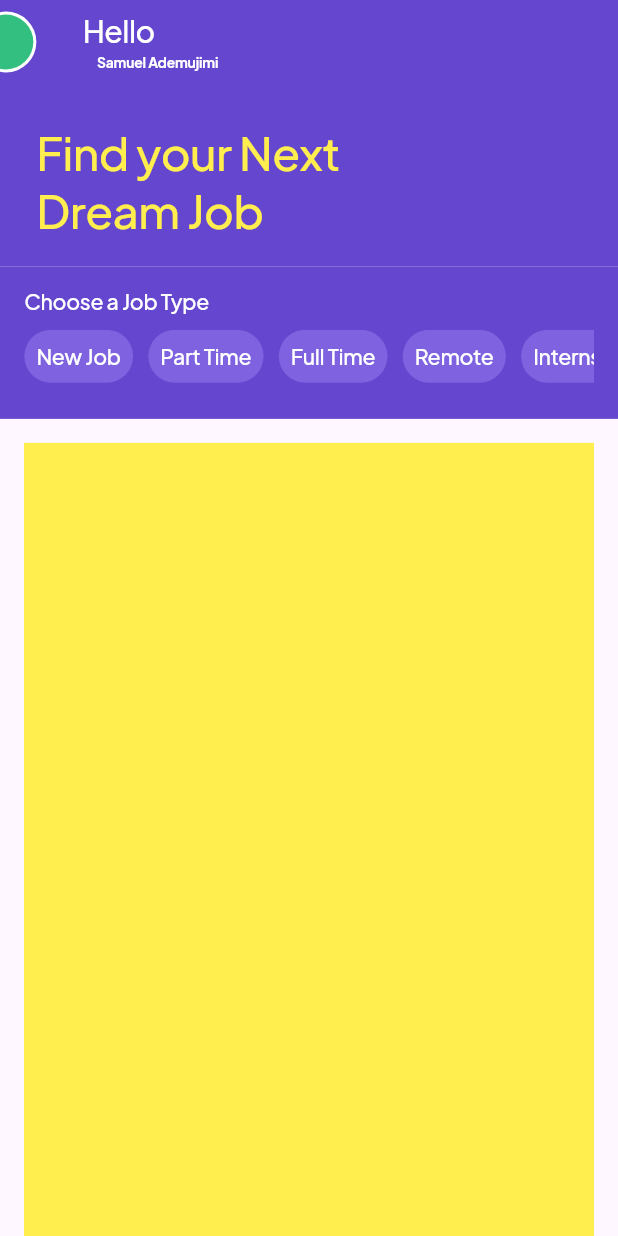
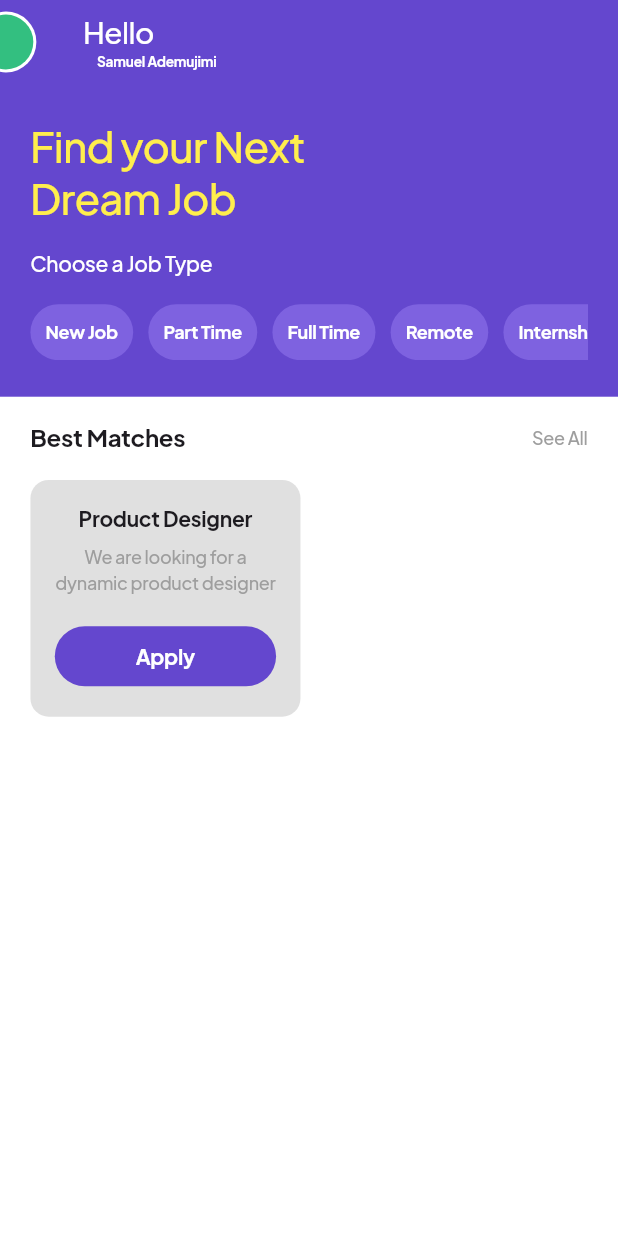
Before and after one commit to sam-shot/sharp_work, a Flutter app: the AuthView screen opened by its route, after a tap on "Login", on a phone screen of 412 x 824 dp. Run offline on Flutter 3.47's test engine with Material 3 defaults, Android fonts, the phone set to English and light mode, and no system bars; our stand-ins replace auto_route, flutter_screenutil, flutter_svg, gap, get_it, hooks_riverpod and 1 more.

Commit message:
updated home view

```diff
--- a/lib/ui/shared/components/buttons.dart
+++ b/lib/ui/shared/components/buttons.dart
@@ -8,6 +8,8 @@ class PrimaryButton extends StatelessWidget {
   final VoidCallback? onTap;
   final bool disabled;
   final bool loading;
+  final BorderRadius? borderRadius;
+  final double? height;
 
   const PrimaryButton({
     super.key,
@@ -15,6 +17,8 @@ class PrimaryButton extends StatelessWidget {
     this.color,
     required this.label,
     this.onTap,
+    this.borderRadius,
+    this.height,
     this.disabled = false,
     this.loading = false,
   });
@@ -25,12 +29,12 @@ class PrimaryButton extends StatelessWidget {
       color: color ?? context.primaryColor,
       minWidth: double.infinity,
       disabledColor: context.grey,
-      height: 52,
+      height: height ?? 52,
       elevation: 0,
       highlightElevation: 0,
       hoverElevation: 0,
       shape: RoundedRectangleBorder(
-        borderRadius: SharpBorderRadius.radius10,
+        borderRadius: borderRadius ?? SharpBorderRadius.radius10,
       ),
       child: loading
           ? SizedBox(
@@ -43,7 +47,8 @@ class PrimaryButton extends StatelessWidget {
             )
           : Text(
               label,
-              style: context.titleSmall.copyWith(
+              style: context.labelMedium.copyWith(
+                fontWeight: FontWeight.w700,
                 color: disabled
                     ? context.black.withAlpha(150)
                     : (textColor ?? context.white),
--- a/lib/ui/theme/theme.dart
+++ b/lib/ui/theme/theme.dart
@@ -1,59 +1,60 @@
 import 'package:flutter/material.dart';
-import 'package:flutter_screenutil/flutter_screenutil.dart';
+import 'package:sharp_work/ui/ui.dart';
 
 class SharpTheme {
   static ThemeData lightTheme = ThemeData(
     fontFamily: 'Jakarta',
+    scaffoldBackgroundColor: SharpColors.white,
     textTheme: TextTheme(
       headlineLarge: sharpTextStyle.copyWith(
-        fontSize: 28.r,
+        fontSize: 28,
         fontWeight: FontWeight.w700,
         letterSpacing: -0.5,
       ),
       headlineMedium: sharpTextStyle.copyWith(
-        fontSize: 28.r,
+        fontSize: 28,
         fontWeight: FontWeight.w500,
         letterSpacing: -0.5,
       ),
       headlineSmall: sharpTextStyle.copyWith(
-        fontSize: 26.r,
+        fontSize: 26,
         fontWeight: FontWeight.w300,
         letterSpacing: -0.5,
       ),
       titleLarge: sharpTextStyle.copyWith(
-        fontSize: 20.r,
+        fontSize: 20,
         fontWeight: FontWeight.w700,
       ),
       titleMedium: sharpTextStyle.copyWith(
-        fontSize: 18.r,
+        fontSize: 18,
         fontWeight: FontWeight.w700,
       ),
       titleSmall: sharpTextStyle.copyWith(
-        fontSize: 16.r,
+        fontSize: 16,
         fontWeight: FontWeight.w700,
       ),
       bodyLarge: sharpTextStyle.copyWith(
-        fontSize: 16.r,
+        fontSize: 16,
         fontWeight: FontWeight.w300,
       ),
       bodyMedium: sharpTextStyle.copyWith(
-        fontSize: 14.r,
+        fontSize: 14,
         fontWeight: FontWeight.w300,
       ),
       bodySmall: sharpTextStyle.copyWith(
-        fontSize: 12.r,
+        fontSize: 12,
         fontWeight: FontWeight.w300,
       ),
       labelLarge: sharpTextStyle.copyWith(
-        fontSize: 16.r,
+        fontSize: 16,
         fontWeight: FontWeight.w500,
       ),
       labelMedium: sharpTextStyle.copyWith(
-        fontSize: 14.r,
+        fontSize: 14,
         fontWeight: FontWeight.w500,
       ),
       labelSmall: sharpTextStyle.copyWith(
-        fontSize: 12.r,
+        fontSize: 12,
         fontWeight: FontWeight.w500,
       ),
     ),
@@ -61,7 +62,7 @@ class SharpTheme {
 }
 
 final TextStyle sharpTextStyle = TextStyle(
-  fontSize: 16.r,
+  fontSize: 16,
   fontWeight: FontWeight.w500,
   letterSpacing: -0.2,
 );
--- a/lib/ui/views/home/home_view.dart
+++ b/lib/ui/views/home/home_view.dart
@@ -1,13 +1,10 @@
 import 'package:auto_route/annotations.dart';
 import 'package:flutter/material.dart';
-import 'package:flutter_screenutil/flutter_screenutil.dart';
 import 'package:hooks_riverpod/hooks_riverpod.dart';
 import 'package:sharp_work/ui/ui.dart';
 import 'package:sharp_work/ui/views/home/home_viewmodel.dart';
 
-part 'widgets/first_appbar.dart';
-part 'widgets/second_appbar.dart';
-part 'widgets/third_appbar.dart';
+part 'widgets/home_header.dart';
 
 @RoutePage()
 class HomeView extends ConsumerWidget {
@@ -17,20 +14,130 @@ class HomeView extends ConsumerWidget {
   Widget build(BuildContext context, WidgetRef ref) {
     final model = ref.watch(homeProvider);
     return Scaffold(
-      body: CustomScrollView(
-        slivers: [
-          FirstAppBar(),
-          SecondAppBar(),
-          ThirdAppBar(),
-          SliverToBoxAdapter(
-            child: Padding(
-              padding: const EdgeInsets.all(16),
-              child: Container(
-                height: 1500,
-                color: context.yellow,
-              ),
+      appBar: AppBar(
+        backgroundColor: context.primaryColor,
+        automaticallyImplyLeading: false,
+        leadingWidth: 0,
+        title: Row(
+          children: [
+            TweenAnimationBuilder(
+              duration: const Duration(milliseconds: 1200),
+              curve: Curves.easeInExpo,
+              tween: Tween(begin: 2.5, end: 1.0),
+              builder: (context, value, child) {
+                return Row(
+                  children: [
+                    Transform.translate(
+                      offset: Offset(50 * (-(value) + 1), 0),
+                      child: CircleAvatar(
+                        radius: SharpDimensions.size20,
+                        backgroundColor: context.white,
+                        child: Padding(
+                          padding: SharpPadding.padding2,
+                          child: Container(
+                            decoration: BoxDecoration(
+                              color: context.teal,
+                              shape: BoxShape.circle,
+                            ),
+                          ),
+                        ),
+                      ),
+                    ),
+                    SharpSpacing.medium,
+                    Column(
+                      crossAxisAlignment: CrossAxisAlignment.start,
+                      children: [
+                        Transform.scale(
+                          alignment: Alignment.topCenter,
+                          scale: value,
+                          child: Text(
+                            'Hello',
+                            style: context.labelSmall.copyWith(
+                              color: context.white,
+                            ),
+                          ),
+                        ),
+                        Transform.scale(
+                          alignment: Alignment.bottomLeft,
+                          scale: 2 * (2.5 - value) / 3,
+                          child: Text(
+                            'Samuel Ademujimi',
+                            style: context.titleSmall.copyWith(
+                              color: context.white,
+                            ),
+                          ),
+                        ),
+                      ],
+                    ),
+                  ],
+                );
+              },
             ),
-          ),
+          ],
+        ),
+      ),
+      body: Column(
+        crossAxisAlignment: CrossAxisAlignment.start,
+        children: [
+          HomeHeader(model: model),
+          SharpSpacing.normal,
+          Padding(
+            padding: SharpPadding.horizontalPadding20,
+            child: Column(
+              crossAxisAlignment: CrossAxisAlignment.start,
+              children: [
+                Row(
+                  mainAxisAlignment: MainAxisAlignment.spaceBetween,
+                  children: [
+                    Text(
+                      'Best Matches',
+                      style: context.titleSmall,
+                    ),
+                    Text(
+                      'See All',
+                      style: context.labelSmall.copyWith(
+                        color: context.grey,
+                      ),
+                    ),
+                  ],
+                ),
+                SharpSpacing.normal,
+                Container(
+                  decoration: BoxDecoration(
+                    color: context.lightGrey,
+                    borderRadius: SharpBorderRadius.radius12,
+                  ),
+                  width: 180,
+                  padding: SharpPadding.padding16,
+                  child: Column(
+                    children: [
+                      Text(
+                        'Product Designer',
+                        style: context.labelMedium.copyWith(
+                          fontWeight: FontWeight.bold,
+                        ),
+                      ),
+                      SharpSpacing.medium,
+                      Text(
+                        'We are looking for a dynamic product designer',
+                        style: context.labelSmall.copyWith(
+                          color: context.grey,
+                        ),
+                        textAlign: TextAlign.center,
+                      ),
+                      SharpSpacing.normal,
+                      PrimaryButton(
+                        label: 'Apply',
+                        borderRadius: SharpBorderRadius.radius32,
+                        height: 40,
+                        onTap: () {},
+                      ),
+                    ],
+                  ),
+                )
+              ],
+            ),
+          )
         ],
       ),
     );
--- a/lib/ui/views/home/widgets/first_appbar.dart
+++ /dev/null
@@ -1,76 +0,0 @@
-part of '../home_view.dart';
-
-class FirstAppBar extends StatelessWidget {
-  const FirstAppBar({
-    super.key,
-  });
-
-  @override
-  Widget build(BuildContext context) {
-    return SliverAppBar(
-      backgroundColor: context.primaryColor,
-      automaticallyImplyLeading: false,
-      pinned: true,
-      floating: false,
-      leadingWidth: 0,
-      title: Row(
-        children: [
-          TweenAnimationBuilder(
-            duration: const Duration(milliseconds: 1200),
-            curve: Curves.easeInExpo,
-            tween: Tween(begin: 2.5, end: 1.0),
-            builder: (context, value, child) {
-              return Row(
-                children: [
-                  Transform.translate(
-                    offset: Offset(50 * (-(value) + 1), 0),
-                    child: CircleAvatar(
-                      radius: SharpDimensions.size20,
-                      backgroundColor: context.white,
-                      child: Padding(
-                        padding: SharpPadding.padding2,
-                        child: Container(
-                          decoration: BoxDecoration(
-                            color: context.teal,
-                            shape: BoxShape.circle,
-                          ),
-                        ),
-                      ),
-                    ),
-                  ),
-                  SharpSpacing.medium,
-                  Column(
-                    crossAxisAlignment: CrossAxisAlignment.start,
-                    children: [
-                      Transform.scale(
-                        alignment: Alignment.topCenter,
-                        scale: value,
-                        child: Text(
-                          'Hello',
-                          style: context.labelSmall.copyWith(
-                            color: context.white,
-                          ),
-                        ),
-                      ),
-                      Transform.scale(
-                        alignment: Alignment.bottomLeft,
-                        scale: 2 * (2.5 - value) / 3,
-                        child: Text(
-                          'Samuel Ademujimi',
-                          style: context.titleSmall.copyWith(
-                            color: context.white,
-                          ),
-                        ),
-                      ),
-                    ],
-                  ),
-                ],
-              );
-            },
-          ),
-        ],
-      ),
-
-    );
-  }
-}
--- /dev/null
+++ b/lib/ui/views/home/widgets/home_header.dart
@@ -0,0 +1,69 @@
+part of '../home_view.dart';
+
+class HomeHeader extends StatelessWidget {
+  const HomeHeader({
+    super.key,
+    required this.model,
+  });
+
+  final HomeViewModel model;
+
+  @override
+  Widget build(BuildContext context) {
+    return Container(
+      decoration: BoxDecoration(
+        color: context.primaryColor,
+      ),
+      width: double.infinity,
+      padding: SharpPadding.horizontalPadding20,
+      child: Column(
+        crossAxisAlignment: CrossAxisAlignment.start,
+        children: [
+          SharpSpacing.large,
+          Text(
+            'Find your Next\nDream Job',
+            style: context.headlineLarge.copyWith(
+              fontWeight: FontWeight.w500,
+              color: context.yellow,
+            ),
+          ),
+          SharpSpacing.normal,
+          Text(
+            'Choose a Job Type',
+            style: context.bodyMedium.copyWith(
+              color: context.white,
+              // fontSize: 10.r,
+            ),
+          ),
+          SharpSpacing.normal,
+          SingleChildScrollView(
+            scrollDirection: Axis.horizontal,
+            child: Row(
+              children: [
+                for (final type in model.jobTypes)
+                  Container(
+                    decoration: BoxDecoration(
+                      color: context.primaryColorLight,
+                      borderRadius: SharpBorderRadius.radius32,
+                    ),
+                    padding: SharpPadding.padding10,
+                    margin: EdgeInsets.only(
+                      right: SharpDimensions.size10,
+                    ),
+                    child: Text(
+                      type,
+                      style: context.labelSmall.copyWith(
+                        color: context.white,
+                        fontWeight: FontWeight.w700,
+                      ),
+                    ),
+                  ),
+              ],
+            ),
+          ),
+          SharpSpacing.large,
+        ],
+      ),
+    );
+  }
+}
--- a/lib/ui/views/home/widgets/second_appbar.dart
+++ /dev/null
@@ -1,34 +0,0 @@
-part of '../home_view.dart';
-
-class SecondAppBar extends StatelessWidget {
-  const SecondAppBar({
-    super.key,
-  });
-
-  @override
-  Widget build(BuildContext context) {
-    return SliverAppBar(
-      backgroundColor: context.primaryColor,
-      automaticallyImplyLeading: false,
-      floating: false,
-      expandedHeight: SharpDimensions.size120,
-      elevation: 0,
-      flexibleSpace: FlexibleSpaceBar(
-        title: Padding(
-          padding: SharpPadding.horizontalPadding16,
-          child: Text(
-            'Find your Next\nDream Job',
-            style: context.titleLarge.copyWith(
-              fontWeight: FontWeight.w500,
-              color: context.yellow,
-            ),
-          ),
-        ),
-      ),
-      bottom: PreferredSize(
-        preferredSize: const Size.fromHeight(-8),
-        child: SizedBox(),
-      ),
-    );
-  }
-}
--- a/lib/ui/views/home/widgets/third_appbar.dart
+++ /dev/null
@@ -1,71 +0,0 @@
-part of '../home_view.dart';
-
-class ThirdAppBar extends StatelessWidget {
-  const ThirdAppBar({
-    super.key,
-  });
-
-  @override
-  Widget build(BuildContext context) {
-    return SliverAppBar(
-      backgroundColor: context.primaryColor,
-      automaticallyImplyLeading: false,
-      pinned: true,
-      elevation: 0,
-      expandedHeight: SharpDimensions.size100,
-      collapsedHeight: SharpDimensions.size100,
-      leadingWidth: 0,
-      flexibleSpace: Consumer(
-        builder: (_, WidgetRef ref, __) {
-          final model = ref.watch(homeProvider);
-          return FlexibleSpaceBar(
-            expandedTitleScale: 1,
-            title: Padding(
-              padding: SharpPadding.horizontalPadding16,
-              child: Column(
-                crossAxisAlignment: CrossAxisAlignment.start,
-                mainAxisSize: MainAxisSize.min,
-                children: [
-                  Text(
-                    'Choose a Job Type',
-                    style: context.bodyMedium.copyWith(
-                      color: context.white,
-                      // fontSize: 10.r,
-                    ),
-                  ),
-                  SharpSpacing.medium,
-                  SingleChildScrollView(
-                    scrollDirection: Axis.horizontal,
-                    child: Row(
-                      children: [
-                        for (final type in model.jobTypes)
-                          Container(
-                            decoration: BoxDecoration(
-                              color: context.primaryColorLight,
-                              borderRadius: SharpBorderRadius.radius32,
-                            ),
-                            padding: SharpPadding.padding8,
-                            margin: EdgeInsets.only(
-                              right: SharpDimensions.size10,
-                            ),
-                            child: Text(
-                              type,
-                              style: context.labelMedium.copyWith(
-                                color: context.white,
-                                // fontSize: 9.r,
-                              ),
-                            ),
-                          ),
-                      ],
-                    ),
-                  ),
-                  SharpSpacing.medium,
-                ],
-              ),
-            ),
-          );
-        },
-      ),
-    );
-  }
-}
```
